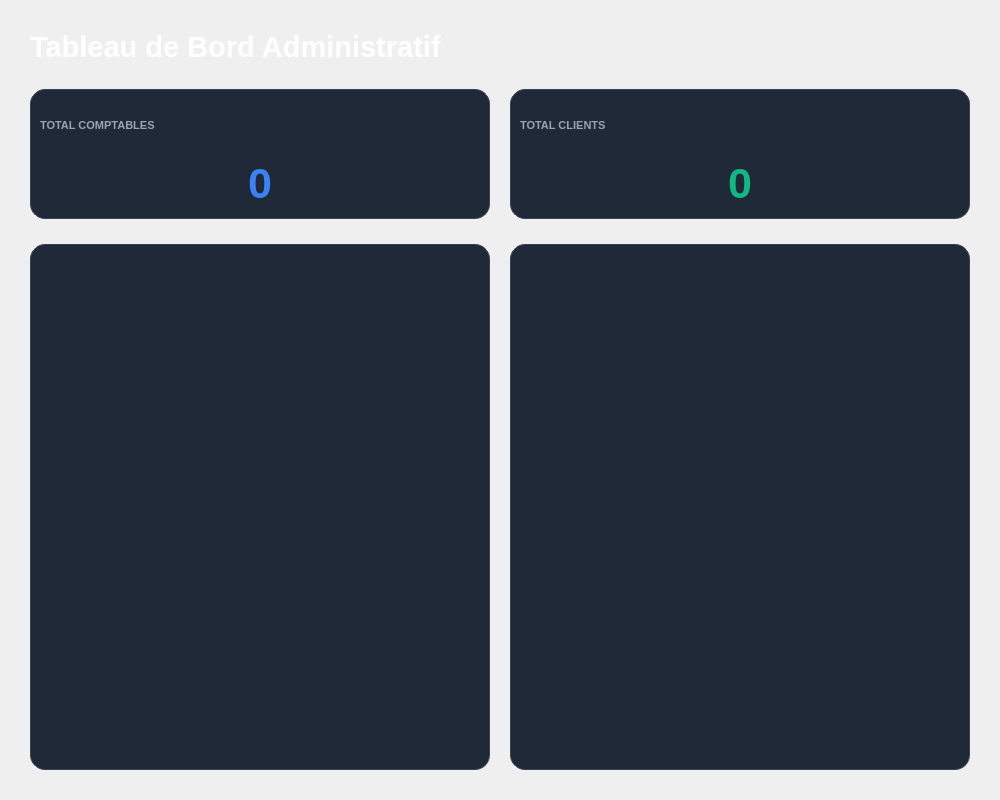
Old version of the form ui/page_dashboard.ui in the repository MarinaKamel-coder/CADS-desktop.
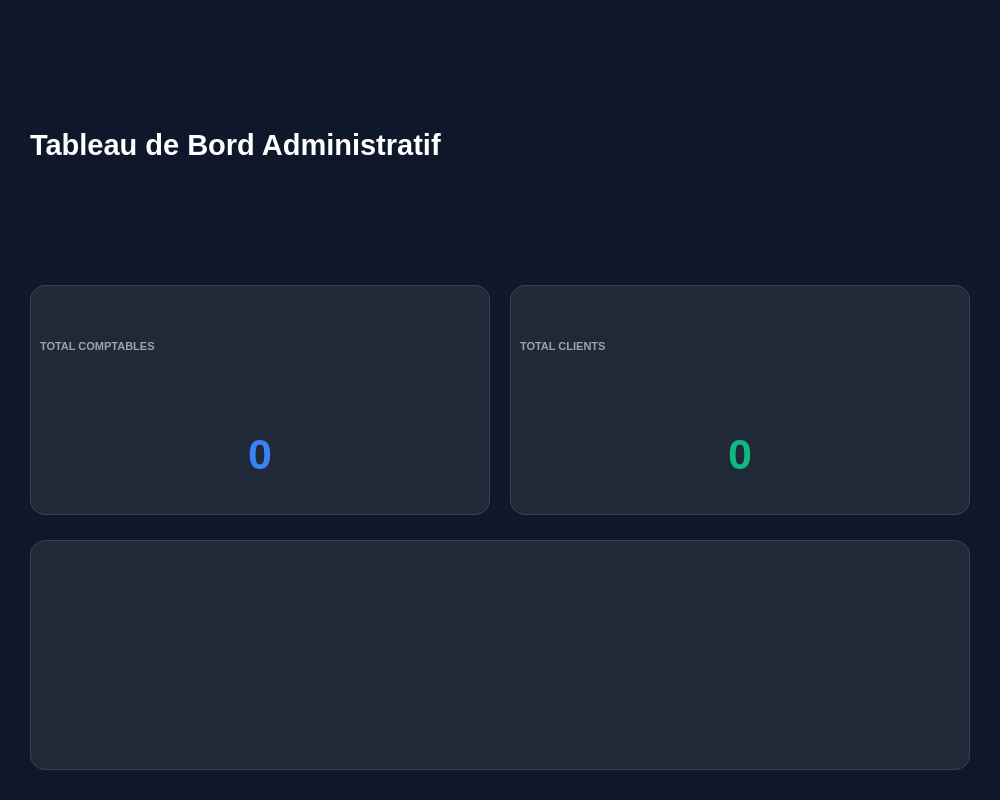
New version of the form.

Commit message: feat(ui): mise à jour des pages pour la synchronisation hybride Web/Desktop

Diff of the .ui file:
```diff
--- a/ui/page_dashboard.ui
+++ b/ui/page_dashboard.ui
@@ -10,7 +10,14 @@
     <height>800</height>
    </rect>
   </property>
-  <layout class="QVBoxLayout" name="verticalLayout" stretch="0,0,1"> <property name="spacing">
+  <property name="windowTitle">
+   <string>Dashboard</string>
+  </property>
+  <property name="styleSheet">
+   <string notr="true">background-color: #0f172a;</string>
+  </property>
+  <layout class="QVBoxLayout" name="verticalLayout">
+   <property name="spacing">
     <number>25</number>
    </property>
    <property name="leftMargin">
@@ -107,25 +114,6 @@
      </property>
      <item>
       <widget class="QWidget" name="container_pie" native="true">
-       <property name="sizePolicy">
-        <sizepolicy hsizetype="Preferred" vsizetype="Expanding">
-         <horstretch>0</horstretch>
-         <verstretch>0</verstretch>
-        </sizepolicy>
-       </property>
-       <property name="styleSheet">
-        <string notr="true">background-color: #1f2937; border-radius: 15px; border: 1px solid #374151;</string>
-       </property>
-      </widget>
-     </item>
-     <item>
-      <widget class="QWidget" name="container_bar" native="true">
-       <property name="sizePolicy">
-        <sizepolicy hsizetype="Preferred" vsizetype="Expanding">
-         <horstretch>0</horstretch>
-         <verstretch>0</verstretch>
-        </sizepolicy>
-       </property>
        <property name="styleSheet">
         <string notr="true">background-color: #1f2937; border-radius: 15px; border: 1px solid #374151;</string>
        </property>
```
Left out of the diff: 9 changed lines with no effect on the pictures. The commit also changes 25 other files.
